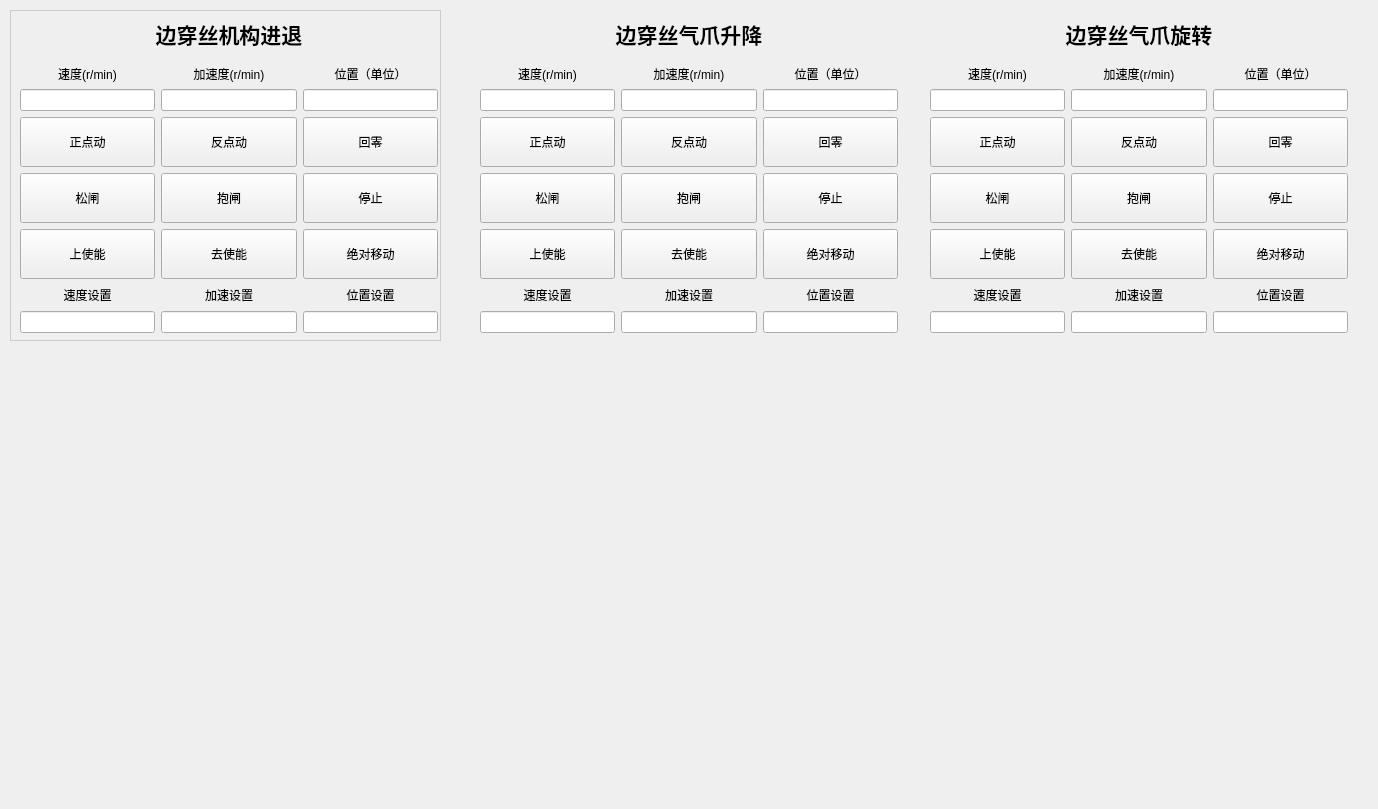
Before: the Qt Designer form ui/beside_pass/besidepass.ui in 1634609456/qt, drawn with Qt 5.
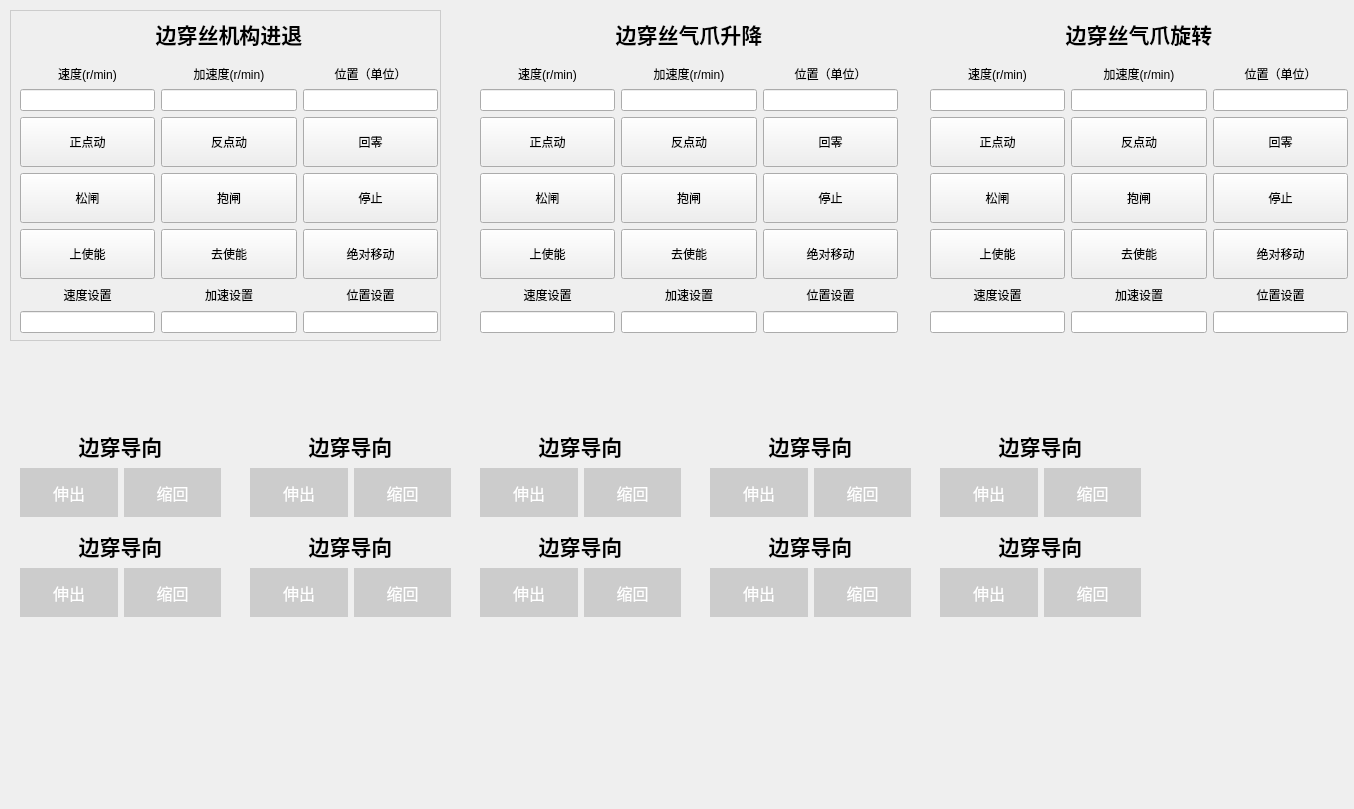
After: the same form once the commit is applied.

The edit to the form file:
```diff
--- a/ui/beside_pass/besidepass.ui
+++ b/ui/beside_pass/besidepass.ui
@@ -6,7 +6,7 @@
    <rect>
     <x>0</x>
     <y>0</y>
-    <width>1378</width>
+    <width>1354</width>
     <height>809</height>
    </rect>
   </property>
@@ -1006,6 +1006,986 @@
     </layout>
    </widget>
   </widget>
+  <widget class="QWidget" name="layoutWidget_4">
+   <property name="geometry">
+    <rect>
+     <x>20</x>
+     <y>430</y>
+     <width>201</width>
+     <height>87</height>
+    </rect>
+   </property>
+   <layout class="QGridLayout" name="gridLayout_4">
+    <item row="0" column="0">
+     <widget class="QLabel" name="label_22">
+      <property name="font">
+       <font>
+        <pointsize>16</pointsize>
+        <bold>true</bold>
+       </font>
+      </property>
+      <property name="text">
+       <string>边穿导向</string>
+      </property>
+      <property name="alignment">
+       <set>Qt::AlignmentFlag::AlignCenter</set>
+      </property>
+     </widget>
+    </item>
+    <item row="1" column="0">
+     <layout class="QHBoxLayout" name="horizontalLayout_16">
+      <item>
+       <widget class="QPushButton" name="pushButton_28">
+        <property name="minimumSize">
+         <size>
+          <width>50</width>
+          <height>50</height>
+         </size>
+        </property>
+        <property name="font">
+         <font>
+          <pointsize>12</pointsize>
+         </font>
+        </property>
+        <property name="styleSheet">
+         <string notr="true">QPushButton {
+    background-color: #cccccc;  /* 标准灰色，也可改用具体色值如#888888（深灰）、#cccccc（浅灰） */
+    color: white;            /* 按钮文字颜色（可选，搭配灰色更清晰） */
+    border: none;            /* 取消默认边框（可选） */
+}
+/* 可选：悬停时保持灰色（仅微调深浅） */
+QPushButton:hover {
+    background-color: #777777;
+}
+/* 可选：点击时保持灰色 */
+QPushButton:pressed {
+    background-color: #666666;
+}</string>
+        </property>
+        <property name="text">
+         <string>伸出</string>
+        </property>
+       </widget>
+      </item>
+      <item>
+       <widget class="QPushButton" name="pushButton_29">
+        <property name="minimumSize">
+         <size>
+          <width>50</width>
+          <height>50</height>
+         </size>
+        </property>
+        <property name="font">
+         <font>
+          <pointsize>12</pointsize>
+         </font>
+        </property>
+        <property name="styleSheet">
+         <string notr="true">QPushButton {
+    background-color: #cccccc;  /* 标准灰色，也可改用具体色值如#888888（深灰）、#cccccc（浅灰） */
+    color: white;            /* 按钮文字颜色（可选，搭配灰色更清晰） */
+    border: none;            /* 取消默认边框（可选） */
+}
+/* 可选：悬停时保持灰色（仅微调深浅） */
+QPushButton:hover {
+    background-color: #777777;
+}
+/* 可选：点击时保持灰色 */
+QPushButton:pressed {
+    background-color: #666666;
+}</string>
+        </property>
+        <property name="text">
+         <string>缩回</string>
+        </property>
+       </widget>
+      </item>
+     </layout>
+    </item>
+   </layout>
+  </widget>
+  <widget class="QWidget" name="layoutWidget_5">
+   <property name="geometry">
+    <rect>
+     <x>250</x>
+     <y>430</y>
+     <width>201</width>
+     <height>87</height>
+    </rect>
+   </property>
+   <layout class="QGridLayout" name="gridLayout_5">
+    <item row="0" column="0">
+     <widget class="QLabel" name="label_23">
+      <property name="font">
+       <font>
+        <pointsize>16</pointsize>
+        <bold>true</bold>
+       </font>
+      </property>
+      <property name="text">
+       <string>边穿导向</string>
+      </property>
+      <property name="alignment">
+       <set>Qt::AlignmentFlag::AlignCenter</set>
+      </property>
+     </widget>
+    </item>
+    <item row="1" column="0">
+     <layout class="QHBoxLayout" name="horizontalLayout_17">
+      <item>
+       <widget class="QPushButton" name="pushButton_30">
+        <property name="minimumSize">
+         <size>
+          <width>50</width>
+          <height>50</height>
+         </size>
+        </property>
+        <property name="font">
+         <font>
+          <pointsize>12</pointsize>
+         </font>
+        </property>
+        <property name="styleSheet">
+         <string notr="true">QPushButton {
+    background-color: #cccccc;  /* 标准灰色，也可改用具体色值如#888888（深灰）、#cccccc（浅灰） */
+    color: white;            /* 按钮文字颜色（可选，搭配灰色更清晰） */
+    border: none;            /* 取消默认边框（可选） */
+}
+/* 可选：悬停时保持灰色（仅微调深浅） */
+QPushButton:hover {
+    background-color: #777777;
+}
+/* 可选：点击时保持灰色 */
+QPushButton:pressed {
+    background-color: #666666;
+}</string>
+        </property>
+        <property name="text">
+         <string>伸出</string>
+        </property>
+       </widget>
+      </item>
+      <item>
+       <widget class="QPushButton" name="pushButton_31">
+        <property name="minimumSize">
+         <size>
+          <width>50</width>
+          <height>50</height>
+         </size>
+        </property>
+        <property name="font">
+         <font>
+          <pointsize>12</pointsize>
+         </font>
+        </property>
+        <property name="styleSheet">
+         <string notr="true">QPushButton {
+    background-color: #cccccc;  /* 标准灰色，也可改用具体色值如#888888（深灰）、#cccccc（浅灰） */
+    color: white;            /* 按钮文字颜色（可选，搭配灰色更清晰） */
+    border: none;            /* 取消默认边框（可选） */
+}
+/* 可选：悬停时保持灰色（仅微调深浅） */
+QPushButton:hover {
+    background-color: #777777;
+}
+/* 可选：点击时保持灰色 */
+QPushButton:pressed {
+    background-color: #666666;
+}</string>
+        </property>
+        <property name="text">
+         <string>缩回</string>
+        </property>
+       </widget>
+      </item>
+     </layout>
+    </item>
+   </layout>
+  </widget>
+  <widget class="QWidget" name="layoutWidget_6">
+   <property name="geometry">
+    <rect>
+     <x>20</x>
+     <y>530</y>
+     <width>201</width>
+     <height>87</height>
+    </rect>
+   </property>
+   <layout class="QGridLayout" name="gridLayout_6">
+    <item row="0" column="0">
+     <widget class="QLabel" name="label_24">
+      <property name="font">
+       <font>
+        <pointsize>16</pointsize>
+        <bold>true</bold>
+       </font>
+      </property>
+      <property name="text">
+       <string>边穿导向</string>
+      </property>
+      <property name="alignment">
+       <set>Qt::AlignmentFlag::AlignCenter</set>
+      </property>
+     </widget>
+    </item>
+    <item row="1" column="0">
+     <layout class="QHBoxLayout" name="horizontalLayout_18">
+      <item>
+       <widget class="QPushButton" name="pushButton_32">
+        <property name="minimumSize">
+         <size>
+          <width>50</width>
+          <height>50</height>
+         </size>
+        </property>
+        <property name="font">
+         <font>
+          <pointsize>12</pointsize>
+         </font>
+        </property>
+        <property name="styleSheet">
+         <string notr="true">QPushButton {
+    background-color: #cccccc;  /* 标准灰色，也可改用具体色值如#888888（深灰）、#cccccc（浅灰） */
+    color: white;            /* 按钮文字颜色（可选，搭配灰色更清晰） */
+    border: none;            /* 取消默认边框（可选） */
+}
+/* 可选：悬停时保持灰色（仅微调深浅） */
+QPushButton:hover {
+    background-color: #777777;
+}
+/* 可选：点击时保持灰色 */
+QPushButton:pressed {
+    background-color: #666666;
+}</string>
+        </property>
+        <property name="text">
+         <string>伸出</string>
+        </property>
+       </widget>
+      </item>
+      <item>
+       <widget class="QPushButton" name="pushButton_33">
+        <property name="minimumSize">
+         <size>
+          <width>50</width>
+          <height>50</height>
+         </size>
+        </property>
+        <property name="font">
+         <font>
+          <pointsize>12</pointsize>
+         </font>
+        </property>
+        <property name="styleSheet">
+         <string notr="true">QPushButton {
+    background-color: #cccccc;  /* 标准灰色，也可改用具体色值如#888888（深灰）、#cccccc（浅灰） */
+    color: white;            /* 按钮文字颜色（可选，搭配灰色更清晰） */
+    border: none;            /* 取消默认边框（可选） */
+}
+/* 可选：悬停时保持灰色（仅微调深浅） */
+QPushButton:hover {
+    background-color: #777777;
+}
+/* 可选：点击时保持灰色 */
+QPushButton:pressed {
+    background-color: #666666;
+}</string>
+        </property>
+        <property name="text">
+         <string>缩回</string>
+        </property>
+       </widget>
+      </item>
+     </layout>
+    </item>
+   </layout>
+  </widget>
+  <widget class="QWidget" name="layoutWidget_7">
+   <property name="geometry">
+    <rect>
+     <x>250</x>
+     <y>530</y>
+     <width>201</width>
+     <height>87</height>
+    </rect>
+   </property>
+   <layout class="QGridLayout" name="gridLayout_7">
+    <item row="0" column="0">
+     <widget class="QLabel" name="label_25">
+      <property name="font">
+       <font>
+        <pointsize>16</pointsize>
+        <bold>true</bold>
+       </font>
+      </property>
+      <property name="text">
+       <string>边穿导向</string>
+      </property>
+      <property name="alignment">
+       <set>Qt::AlignmentFlag::AlignCenter</set>
+      </property>
+     </widget>
+    </item>
+    <item row="1" column="0">
+     <layout class="QHBoxLayout" name="horizontalLayout_19">
+      <item>
+       <widget class="QPushButton" name="pushButton_34">
+        <property name="minimumSize">
+         <size>
+          <width>50</width>
+          <height>50</height>
+         </size>
+        </property>
+        <property name="font">
+         <font>
+          <pointsize>12</pointsize>
+         </font>
+        </property>
+        <property name="styleSheet">
+         <string notr="true">QPushButton {
+    background-color: #cccccc;  /* 标准灰色，也可改用具体色值如#888888（深灰）、#cccccc（浅灰） */
+    color: white;            /* 按钮文字颜色（可选，搭配灰色更清晰） */
+    border: none;            /* 取消默认边框（可选） */
+}
+/* 可选：悬停时保持灰色（仅微调深浅） */
+QPushButton:hover {
+    background-color: #777777;
+}
+/* 可选：点击时保持灰色 */
+QPushButton:pressed {
+    background-color: #666666;
+}</string>
+        </property>
+        <property name="text">
+         <string>伸出</string>
+        </property>
+       </widget>
+      </item>
+      <item>
+       <widget class="QPushButton" name="pushButton_35">
+        <property name="minimumSize">
+         <size>
+          <width>50</width>
+          <height>50</height>
+         </size>
+        </property>
+        <property name="font">
+         <font>
+          <pointsize>12</pointsize>
+         </font>
+        </property>
+        <property name="styleSheet">
+         <string notr="true">QPushButton {
+    background-color: #cccccc;  /* 标准灰色，也可改用具体色值如#888888（深灰）、#cccccc（浅灰） */
+    color: white;            /* 按钮文字颜色（可选，搭配灰色更清晰） */
+    border: none;            /* 取消默认边框（可选） */
+}
+/* 可选：悬停时保持灰色（仅微调深浅） */
+QPushButton:hover {
+    background-color: #777777;
+}
+/* 可选：点击时保持灰色 */
+QPushButton:pressed {
+    background-color: #666666;
+}</string>
+        </property>
+        <property name="text">
+         <string>缩回</string>
+        </property>
+       </widget>
+      </item>
+     </layout>
+    </item>
+   </layout>
+  </widget>
+  <widget class="QWidget" name="layoutWidget_8">
+   <property name="geometry">
+    <rect>
+     <x>480</x>
+     <y>430</y>
+     <width>201</width>
+     <height>87</height>
+    </rect>
+   </property>
+   <layout class="QGridLayout" name="gridLayout_8">
+    <item row="0" column="0">
+     <widget class="QLabel" name="label_26">
+      <property name="font">
+       <font>
+        <pointsize>16</pointsize>
+        <bold>true</bold>
+       </font>
+      </property>
+      <property name="text">
+       <string>边穿导向</string>
+      </property>
+      <property name="alignment">
+       <set>Qt::AlignmentFlag::AlignCenter</set>
+      </property>
+     </widget>
+    </item>
+    <item row="1" column="0">
+     <layout class="QHBoxLayout" name="horizontalLayout_20">
+      <item>
+       <widget class="QPushButton" name="pushButton_36">
+        <property name="minimumSize">
+         <size>
+          <width>50</width>
+          <height>50</height>
+         </size>
+        </property>
+        <property name="font">
+         <font>
+          <pointsize>12</pointsize>
+         </font>
+        </property>
+        <property name="styleSheet">
+         <string notr="true">QPushButton {
+    background-color: #cccccc;  /* 标准灰色，也可改用具体色值如#888888（深灰）、#cccccc（浅灰） */
+    color: white;            /* 按钮文字颜色（可选，搭配灰色更清晰） */
+    border: none;            /* 取消默认边框（可选） */
+}
+/* 可选：悬停时保持灰色（仅微调深浅） */
+QPushButton:hover {
+    background-color: #777777;
+}
+/* 可选：点击时保持灰色 */
+QPushButton:pressed {
+    background-color: #666666;
+}</string>
+        </property>
+        <property name="text">
+         <string>伸出</string>
+        </property>
+       </widget>
+      </item>
+      <item>
+       <widget class="QPushButton" name="pushButton_37">
+        <property name="minimumSize">
+         <size>
+          <width>50</width>
+          <height>50</height>
+         </size>
+        </property>
+        <property name="font">
+         <font>
+          <pointsize>12</pointsize>
+         </font>
+        </property>
+        <property name="styleSheet">
+         <string notr="true">QPushButton {
+    background-color: #cccccc;  /* 标准灰色，也可改用具体色值如#888888（深灰）、#cccccc（浅灰） */
+    color: white;            /* 按钮文字颜色（可选，搭配灰色更清晰） */
+    border: none;            /* 取消默认边框（可选） */
+}
+/* 可选：悬停时保持灰色（仅微调深浅） */
+QPushButton:hover {
+    background-color: #777777;
+}
+/* 可选：点击时保持灰色 */
+QPushButton:pressed {
+    background-color: #666666;
+}</string>
+        </property>
+        <property name="text">
+         <string>缩回</string>
+        </property>
+       </widget>
+      </item>
+     </layout>
+    </item>
+   </layout>
+  </widget>
+  <widget class="QWidget" name="layoutWidget_9">
+   <property name="geometry">
+    <rect>
+     <x>710</x>
+     <y>430</y>
+     <width>201</width>
+     <height>87</height>
+    </rect>
+   </property>
+   <layout class="QGridLayout" name="gridLayout_9">
+    <item row="0" column="0">
+     <widget class="QLabel" name="label_27">
+      <property name="font">
+       <font>
+        <pointsize>16</pointsize>
+        <bold>true</bold>
+       </font>
+      </property>
+      <property name="text">
+       <string>边穿导向</string>
+      </property>
+      <property name="alignment">
+       <set>Qt::AlignmentFlag::AlignCenter</set>
+      </property>
+     </widget>
+    </item>
+    <item row="1" column="0">
+     <layout class="QHBoxLayout" name="horizontalLayout_21">
+      <item>
+       <widget class="QPushButton" name="pushButton_38">
+        <property name="minimumSize">
+         <size>
+          <width>50</width>
+          <height>50</height>
+         </size>
+        </property>
+        <property name="font">
+         <font>
+          <pointsize>12</pointsize>
+         </font>
+        </property>
+        <property name="styleSheet">
+         <string notr="true">QPushButton {
+    background-color: #cccccc;  /* 标准灰色，也可改用具体色值如#888888（深灰）、#cccccc（浅灰） */
+    color: white;            /* 按钮文字颜色（可选，搭配灰色更清晰） */
+    border: none;            /* 取消默认边框（可选） */
+}
+/* 可选：悬停时保持灰色（仅微调深浅） */
+QPushButton:hover {
+    background-color: #777777;
+}
+/* 可选：点击时保持灰色 */
+QPushButton:pressed {
+    background-color: #666666;
+}</string>
+        </property>
+        <property name="text">
+         <string>伸出</string>
+        </property>
+       </widget>
+      </item>
+      <item>
+       <widget class="QPushButton" name="pushButton_39">
+        <property name="minimumSize">
+         <size>
+          <width>50</width>
+          <height>50</height>
+         </size>
+        </property>
+        <property name="font">
+         <font>
+          <pointsize>12</pointsize>
+         </font>
+        </property>
+        <property name="styleSheet">
+         <string notr="true">QPushButton {
+    background-color: #cccccc;  /* 标准灰色，也可改用具体色值如#888888（深灰）、#cccccc（浅灰） */
+    color: white;            /* 按钮文字颜色（可选，搭配灰色更清晰） */
+    border: none;            /* 取消默认边框（可选） */
+}
+/* 可选：悬停时保持灰色（仅微调深浅） */
+QPushButton:hover {
+    background-color: #777777;
+}
+/* 可选：点击时保持灰色 */
+QPushButton:pressed {
+    background-color: #666666;
+}</string>
+        </property>
+        <property name="text">
+         <string>缩回</string>
+        </property>
+       </widget>
+      </item>
+     </layout>
+    </item>
+   </layout>
+  </widget>
+  <widget class="QWidget" name="layoutWidget_10">
+   <property name="geometry">
+    <rect>
+     <x>940</x>
+     <y>430</y>
+     <width>201</width>
+     <height>87</height>
+    </rect>
+   </property>
+   <layout class="QGridLayout" name="gridLayout_10">
+    <item row="1" column="0">
+     <layout class="QHBoxLayout" name="horizontalLayout_22">
+      <item>
+       <widget class="QPushButton" name="pushButton_40">
+        <property name="minimumSize">
+         <size>
+          <width>50</width>
+          <height>50</height>
+         </size>
+        </property>
+        <property name="font">
+         <font>
+          <pointsize>12</pointsize>
+         </font>
+        </property>
+        <property name="styleSheet">
+         <string notr="true">QPushButton {
+    background-color: #cccccc;  /* 标准灰色，也可改用具体色值如#888888（深灰）、#cccccc（浅灰） */
+    color: white;            /* 按钮文字颜色（可选，搭配灰色更清晰） */
+    border: none;            /* 取消默认边框（可选） */
+}
+/* 可选：悬停时保持灰色（仅微调深浅） */
+QPushButton:hover {
+    background-color: #777777;
+}
+/* 可选：点击时保持灰色 */
+QPushButton:pressed {
+    background-color: #666666;
+}</string>
+        </property>
+        <property name="text">
+         <string>伸出</string>
+        </property>
+       </widget>
+      </item>
+      <item>
+       <widget class="QPushButton" name="pushButton_41">
+        <property name="minimumSize">
+         <size>
+          <width>50</width>
+          <height>50</height>
+         </size>
+        </property>
+        <property name="font">
+         <font>
+          <pointsize>12</pointsize>
+         </font>
+        </property>
+        <property name="styleSheet">
+         <string notr="true">QPushButton {
+    background-color: #cccccc;  /* 标准灰色，也可改用具体色值如#888888（深灰）、#cccccc（浅灰） */
+    color: white;            /* 按钮文字颜色（可选，搭配灰色更清晰） */
+    border: none;            /* 取消默认边框（可选） */
+}
+/* 可选：悬停时保持灰色（仅微调深浅） */
+QPushButton:hover {
+    background-color: #777777;
+}
+/* 可选：点击时保持灰色 */
+QPushButton:pressed {
+    background-color: #666666;
+}</string>
+        </property>
+        <property name="text">
+         <string>缩回</string>
+        </property>
+       </widget>
+      </item>
+     </layout>
+    </item>
+    <item row="0" column="0">
+     <widget class="QLabel" name="label_28">
+      <property name="font">
+       <font>
+        <pointsize>16</pointsize>
+        <bold>true</bold>
+       </font>
+      </property>
+      <property name="text">
+       <string>边穿导向</string>
+      </property>
+      <property name="alignment">
+       <set>Qt::AlignmentFlag::AlignCenter</set>
+      </property>
+     </widget>
+    </item>
+   </layout>
+  </widget>
+  <widget class="QWidget" name="layoutWidget_11">
+   <property name="geometry">
+    <rect>
+     <x>480</x>
+     <y>530</y>
+     <width>201</width>
+     <height>87</height>
+    </rect>
+   </property>
+   <layout class="QGridLayout" name="gridLayout_11">
+    <item row="0" column="0">
+     <widget class="QLabel" name="label_29">
+      <property name="font">
+       <font>
+        <pointsize>16</pointsize>
+        <bold>true</bold>
+       </font>
+      </property>
+      <property name="text">
+       <string>边穿导向</string>
+      </property>
+      <property name="alignment">
+       <set>Qt::AlignmentFlag::AlignCenter</set>
+      </property>
+     </widget>
+    </item>
+    <item row="1" column="0">
+     <layout class="QHBoxLayout" name="horizontalLayout_23">
+      <item>
+       <widget class="QPushButton" name="pushButton_42">
+        <property name="minimumSize">
+         <size>
+          <width>50</width>
+          <height>50</height>
+         </size>
+        </property>
+        <property name="font">
+         <font>
+          <pointsize>12</pointsize>
+         </font>
+        </property>
+        <property name="styleSheet">
+         <string notr="true">QPushButton {
+    background-color: #cccccc;  /* 标准灰色，也可改用具体色值如#888888（深灰）、#cccccc（浅灰） */
+    color: white;            /* 按钮文字颜色（可选，搭配灰色更清晰） */
+    border: none;            /* 取消默认边框（可选） */
+}
+/* 可选：悬停时保持灰色（仅微调深浅） */
+QPushButton:hover {
+    background-color: #777777;
+}
+/* 可选：点击时保持灰色 */
+QPushButton:pressed {
+    background-color: #666666;
+}</string>
+        </property>
+        <property name="text">
+         <string>伸出</string>
+        </property>
+       </widget>
+      </item>
+      <item>
+       <widget class="QPushButton" name="pushButton_43">
+        <property name="minimumSize">
+         <size>
+          <width>50</width>
+          <height>50</height>
+         </size>
+        </property>
+        <property name="font">
+         <font>
+          <pointsize>12</pointsize>
+         </font>
+        </property>
+        <property name="styleSheet">
+         <string notr="true">QPushButton {
+    background-color: #cccccc;  /* 标准灰色，也可改用具体色值如#888888（深灰）、#cccccc（浅灰） */
+    color: white;            /* 按钮文字颜色（可选，搭配灰色更清晰） */
+    border: none;            /* 取消默认边框（可选） */
+}
+/* 可选：悬停时保持灰色（仅微调深浅） */
+QPushButton:hover {
+    background-color: #777777;
+}
+/* 可选：点击时保持灰色 */
+QPushButton:pressed {
+    background-color: #666666;
+}</string>
+        </property>
+        <property name="text">
+         <string>缩回</string>
+        </property>
+       </widget>
+      </item>
+     </layout>
+    </item>
+   </layout>
+  </widget>
+  <widget class="QWidget" name="layoutWidget_12">
+   <property name="geometry">
+    <rect>
+     <x>710</x>
+     <y>530</y>
+     <width>201</width>
+     <height>87</height>
+    </rect>
+   </property>
+   <layout class="QGridLayout" name="gridLayout_13">
+    <item row="0" column="0">
+     <widget class="QLabel" name="label_31">
+      <property name="font">
+       <font>
+        <pointsize>16</pointsize>
+        <bold>true</bold>
+       </font>
+      </property>
+      <property name="text">
+       <string>边穿导向</string>
+      </property>
+      <property name="alignment">
+       <set>Qt::AlignmentFlag::AlignCenter</set>
+      </property>
+     </widget>
+    </item>
+    <item row="1" column="0">
+     <layout class="QHBoxLayout" name="horizontalLayout_25">
+      <item>
+       <widget class="QPushButton" name="pushButton_46">
+        <property name="minimumSize">
+         <size>
+          <width>50</width>
+          <height>50</height>
+         </size>
+        </property>
+        <property name="font">
+         <font>
+          <pointsize>12</pointsize>
+         </font>
+        </property>
+        <property name="styleSheet">
+         <string notr="true">QPushButton {
+    background-color: #cccccc;  /* 标准灰色，也可改用具体色值如#888888（深灰）、#cccccc（浅灰） */
+    color: white;            /* 按钮文字颜色（可选，搭配灰色更清晰） */
+    border: none;            /* 取消默认边框（可选） */
+}
+/* 可选：悬停时保持灰色（仅微调深浅） */
+QPushButton:hover {
+    background-color: #777777;
+}
+/* 可选：点击时保持灰色 */
+QPushButton:pressed {
+    background-color: #666666;
+}</string>
+        </property>
+        <property name="text">
+         <string>伸出</string>
+        </property>
+       </widget>
+      </item>
+      <item>
+       <widget class="QPushButton" name="pushButton_47">
+        <property name="minimumSize">
+         <size>
+          <width>50</width>
+          <height>50</height>
+         </size>
+        </property>
+        <property name="font">
+         <font>
+          <pointsize>12</pointsize>
+         </font>
+        </property>
+        <property name="styleSheet">
+         <string notr="true">QPushButton {
+    background-color: #cccccc;  /* 标准灰色，也可改用具体色值如#888888（深灰）、#cccccc（浅灰） */
+    color: white;            /* 按钮文字颜色（可选，搭配灰色更清晰） */
+    border: none;            /* 取消默认边框（可选） */
+}
+/* 可选：悬停时保持灰色（仅微调深浅） */
+QPushButton:hover {
+    background-color: #777777;
+}
+/* 可选：点击时保持灰色 */
+QPushButton:pressed {
+    background-color: #666666;
+}</string>
+        </property>
+        <property name="text">
+         <string>缩回</string>
+        </property>
+       </widget>
+      </item>
+     </layout>
+    </item>
+   </layout>
+  </widget>
+  <widget class="QWidget" name="layoutWidget_13">
+   <property name="geometry">
+    <rect>
+     <x>940</x>
+     <y>530</y>
+     <width>201</width>
+     <height>87</height>
+    </rect>
+   </property>
+   <layout class="QGridLayout" name="gridLayout_14">
+    <item row="0" column="0">
+     <widget class="QLabel" name="label_32">
+      <property name="font">
+       <font>
+        <pointsize>16</pointsize>
+        <bold>true</bold>
+       </font>
+      </property>
+      <property name="text">
+       <string>边穿导向</string>
+      </property>
+      <property name="alignment">
+       <set>Qt::AlignmentFlag::AlignCenter</set>
+      </property>
+     </widget>
+    </item>
+    <item row="1" column="0">
+     <layout class="QHBoxLayout" name="horizontalLayout_26">
+      <item>
+       <widget class="QPushButton" name="pushButton_48">
+        <property name="minimumSize">
+         <size>
+          <width>50</width>
+          <height>50</height>
+         </size>
+        </property>
+        <property name="font">
+         <font>
+          <pointsize>12</pointsize>
+         </font>
+        </property>
+        <property name="styleSheet">
+         <string notr="true">QPushButton {
+    background-color: #cccccc;  /* 标准灰色，也可改用具体色值如#888888（深灰）、#cccccc（浅灰） */
+    color: white;            /* 按钮文字颜色（可选，搭配灰色更清晰） */
+    border: none;            /* 取消默认边框（可选） */
+}
+/* 可选：悬停时保持灰色（仅微调深浅） */
+QPushButton:hover {
+    background-color: #777777;
+}
+/* 可选：点击时保持灰色 */
+QPushButton:pressed {
+    background-color: #666666;
+}</string>
+        </property>
+        <property name="text">
+         <string>伸出</string>
+        </property>
+       </widget>
+      </item>
+      <item>
+       <widget class="QPushButton" name="pushButton_49">
+        <property name="minimumSize">
+         <size>
+          <width>50</width>
+          <height>50</height>
+         </size>
+        </property>
+        <property name="font">
+         <font>
+          <pointsize>12</pointsize>
+         </font>
+        </property>
+        <property name="styleSheet">
+         <string notr="true">QPushButton {
+    background-color: #cccccc;  /* 标准灰色，也可改用具体色值如#888888（深灰）、#cccccc（浅灰） */
+    color: white;            /* 按钮文字颜色（可选，搭配灰色更清晰） */
+    border: none;            /* 取消默认边框（可选） */
+}
+/* 可选：悬停时保持灰色（仅微调深浅） */
+QPushButton:hover {
+    background-color: #777777;
+}
+/* 可选：点击时保持灰色 */
+QPushButton:pressed {
+    background-color: #666666;
+}</string>
+        </property>
+        <property name="text">
+         <string>缩回</string>
+        </property>
+       </widget>
+      </item>
+     </layout>
+    </item>
+   </layout>
+  </widget>
  </widget>
  <resources/>
  <connections/>
```
